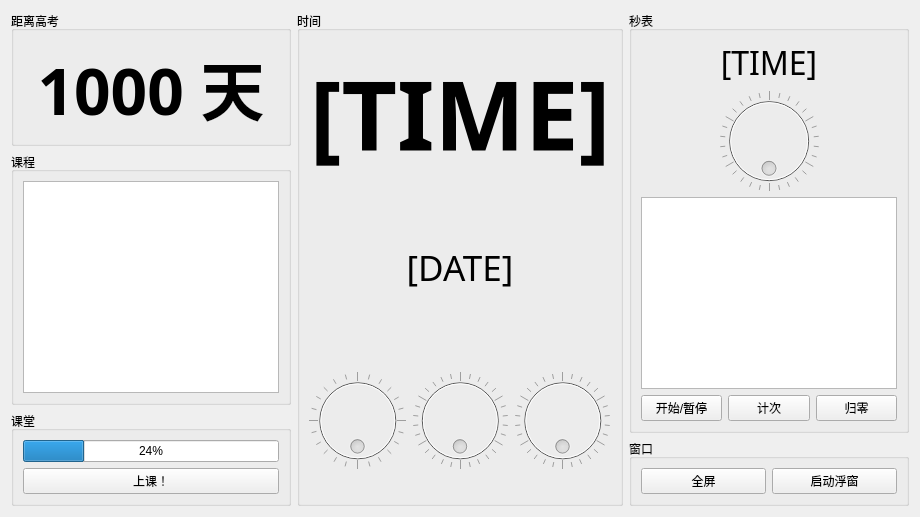
First picture: the form in mainWindow.ui, repository aaaaPotato/TheWonderfulClock, before the edit.
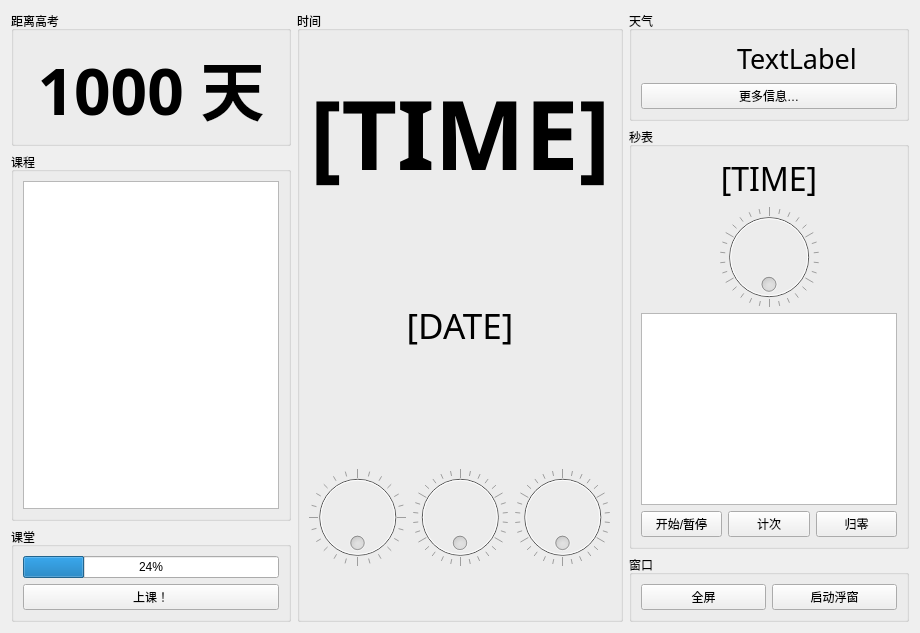
Second picture: the form after the edit. Icons and pictures are not drawn.

Commit message: v1.3.0-alpha 添加首页天气

Diff of the .ui file:
```diff
--- a/mainWindow.ui
+++ b/mainWindow.ui
@@ -25,7 +25,7 @@
   <property name="windowTitle">
    <string>Form</string>
   </property>
-  <layout class="QHBoxLayout" name="horizontalLayout_3">
+  <layout class="QHBoxLayout" name="horizontalLayout_5">
    <item>
     <layout class="QVBoxLayout" name="verticalLayout_6">
      <item>
@@ -281,6 +281,89 @@
    </item>
    <item>
     <layout class="QVBoxLayout" name="verticalLayout_7">
+     <item>
+      <widget class="QGroupBox" name="groupBox">
+       <property name="sizePolicy">
+        <sizepolicy hsizetype="Minimum" vsizetype="Minimum">
+         <horstretch>0</horstretch>
+         <verstretch>0</verstretch>
+        </sizepolicy>
+       </property>
+       <property name="title">
+        <string>天气</string>
+       </property>
+       <layout class="QVBoxLayout" name="verticalLayout">
+        <item>
+         <layout class="QHBoxLayout" name="horizontalLayout_3">
+          <item>
+           <widget class="QLabel" name="weatherLogo">
+            <property name="sizePolicy">
+             <sizepolicy hsizetype="Minimum" vsizetype="Preferred">
+              <horstretch>0</horstretch>
+              <verstretch>0</verstretch>
+             </sizepolicy>
+            </property>
+            <property name="text">
+             <string/>
+            </property>
+            <property name="pixmap">
+             <pixmap>weatherLogo/0@2x.png</pixmap>
+            </property>
+            <property name="alignment">
+             <set>Qt::AlignmentFlag::AlignLeading|Qt::AlignmentFlag::AlignLeft|Qt::AlignmentFlag::AlignVCenter</set>
+            </property>
+           </widget>
+          </item>
+          <item>
+           <widget class="QLabel" name="weatherInfo">
+            <property name="sizePolicy">
+             <sizepolicy hsizetype="Preferred" vsizetype="Preferred">
+              <horstretch>0</horstretch>
+              <verstretch>0</verstretch>
+             </sizepolicy>
+            </property>
+            <property name="font">
+             <font>
+              <family>等线</family>
+              <pointsize>20</pointsize>
+             </font>
+            </property>
+            <property name="text">
+             <string>TextLabel</string>
+            </property>
+           </widget>
+          </item>
+          <item>
+           <spacer name="horizontalSpacer">
+            <property name="orientation">
+             <enum>Qt::Orientation::Horizontal</enum>
+            </property>
+            <property name="sizeType">
+             <enum>QSizePolicy::Policy::Minimum</enum>
+            </property>
+            <property name="sizeHint" stdset="0">
+             <size>
+              <width>40</width>
+              <height>20</height>
+             </size>
+            </property>
+           </spacer>
+          </item>
+         </layout>
+        </item>
+        <item>
+         <widget class="QPushButton" name="pushButton_2">
+          <property name="cursor">
+           <cursorShape>PointingHandCursor</cursorShape>
+          </property>
+          <property name="text">
+           <string>更多信息…</string>
+          </property>
+         </widget>
+        </item>
+       </layout>
+      </widget>
+     </item>
      <item>
       <widget class="QGroupBox" name="stopwatchGB">
        <property name="sizePolicy">
```
The commit also changes 44 other files.
